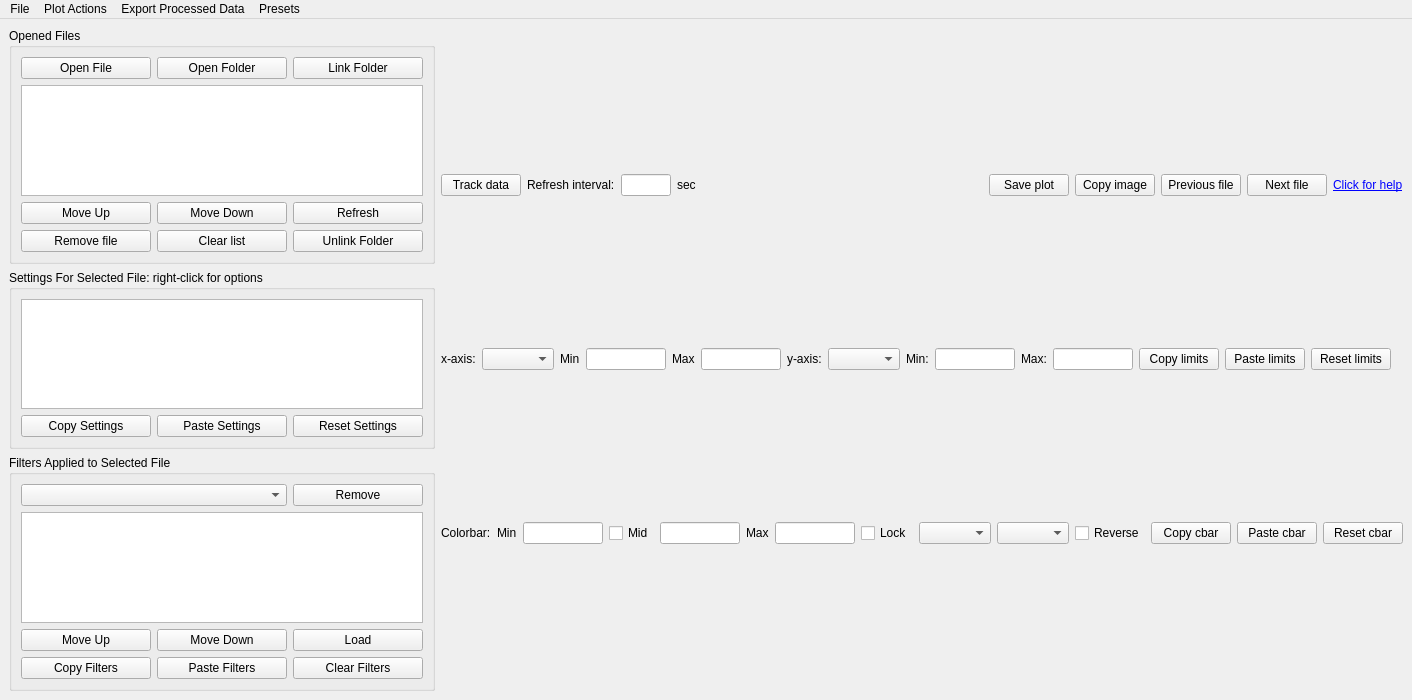
Above: qcodesplusplus/plotting/offline/design.ui from qcodespp/qcodespp before the change. Below: the same form after it.
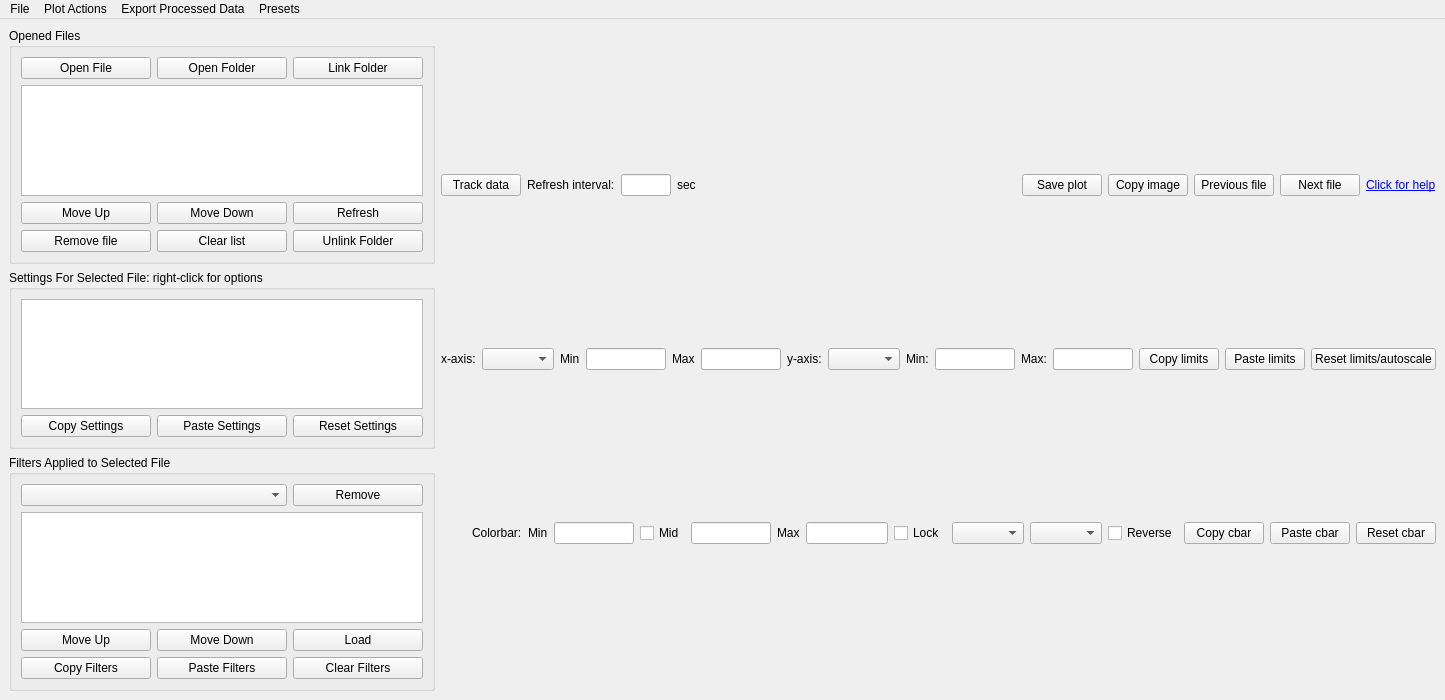
That is the form after the change.

Diff of the .ui file:
```diff
--- a/qcodesplusplus/plotting/offline/design.ui
+++ b/qcodesplusplus/plotting/offline/design.ui
@@ -787,7 +787,7 @@
         <item>
          <widget class="QPushButton" name="reset_xy_button">
           <property name="text">
-           <string>Reset limits</string>
+           <string>Reset limits/autoscale</string>
           </property>
          </widget>
         </item>
```
